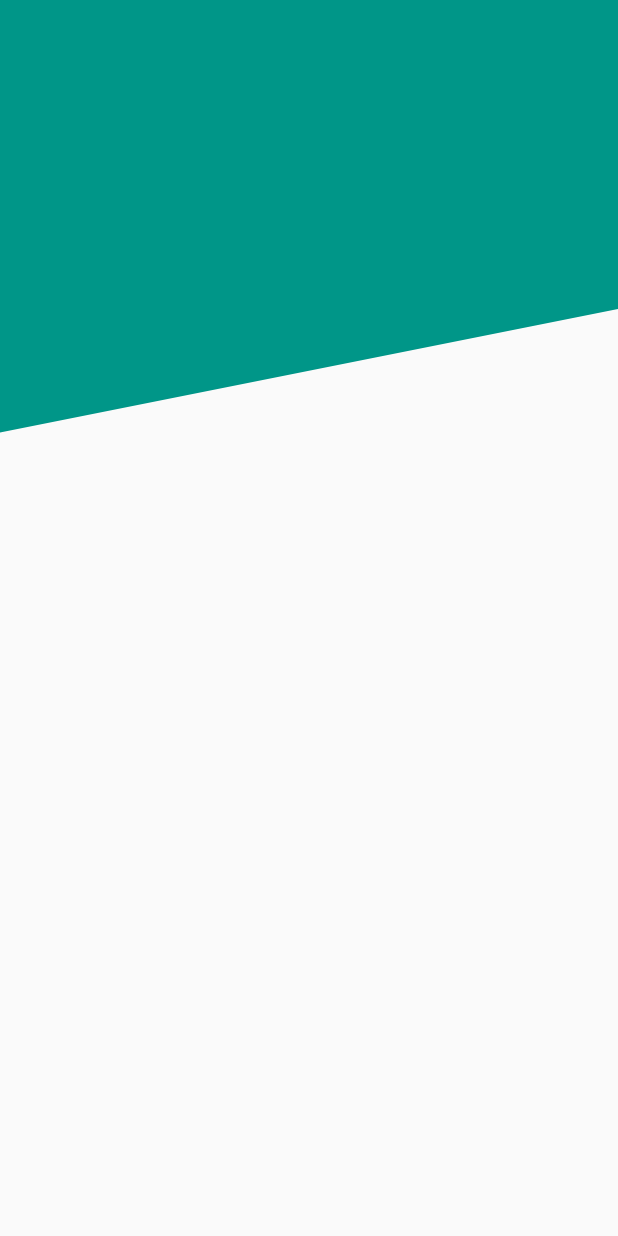
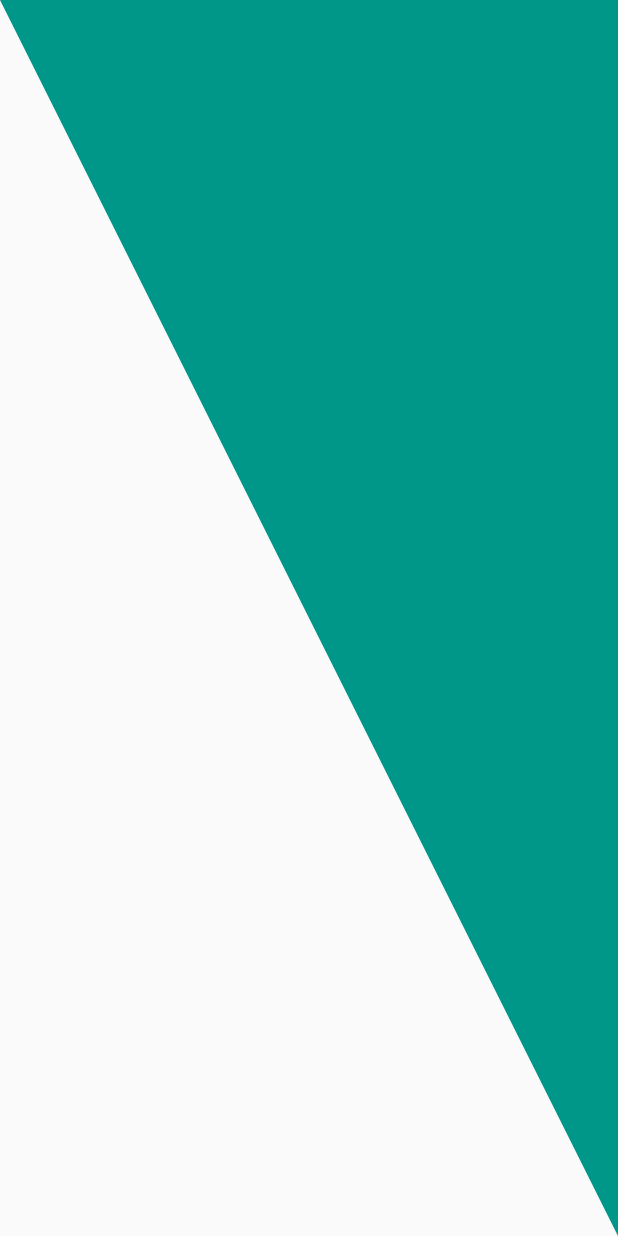
Before and after one commit to joseluisseg05/c_u_f_disenio_1, a Flutter app: the screen it shows after launch, on a phone screen of 412 x 824 dp. Run offline on Flutter 3.47's test engine with Material 2 defaults, Android fonts, the phone set to English and light mode, and no system bars.

Commit message:
Custom Painter Triangulo

```diff
--- a/lib/src/pages/home_page.dart
+++ b/lib/src/pages/home_page.dart
@@ -8,7 +8,7 @@ class HomePage extends StatelessWidget {
   Widget build(BuildContext context) {
     return Scaffold(
       //body: HeaderCuadrado(),
-      body: HeaderDiagonal(),
+      body: HeaderTriangulo(),
     );
   }
 }
--- a/lib/src/widgets/header_cua_wdg.dart
+++ b/lib/src/widgets/header_cua_wdg.dart
@@ -63,3 +63,42 @@ class _DiagonalPainter extends CustomPainter {
     return true;
   }
 }
+
+class HeaderTriangulo extends StatelessWidget {
+  @override
+  Widget build(BuildContext context) {
+    return Container(
+      height: double.infinity,
+      width: double.infinity,
+      //color: Colors.teal,
+      child: CustomPaint(
+        painter: _TrianguloPainter(),
+      ),
+    );
+  }
+}
+
+class _TrianguloPainter extends CustomPainter {
+  @override
+  void paint(Canvas canvas, Size size) {
+    final paint = Paint();
+    //propiedades
+    paint.color = Colors.teal;
+    //paint.style = PaintingStyle.stroke; //dibuja la linea
+    paint.style = PaintingStyle.fill; //rellena
+    paint.strokeWidth = 5.0;
+
+    final path = Path();
+    //dibujar
+    path.lineTo(size.width, size.height);
+    path.lineTo(size.width, 0);
+    path.lineTo(0, 0);
+
+    canvas.drawPath(path, paint);
+  }
+
+  @override
+  bool shouldRepaint(CustomPainter oldDelegate) {
+    return true;
+  }
+}
```
